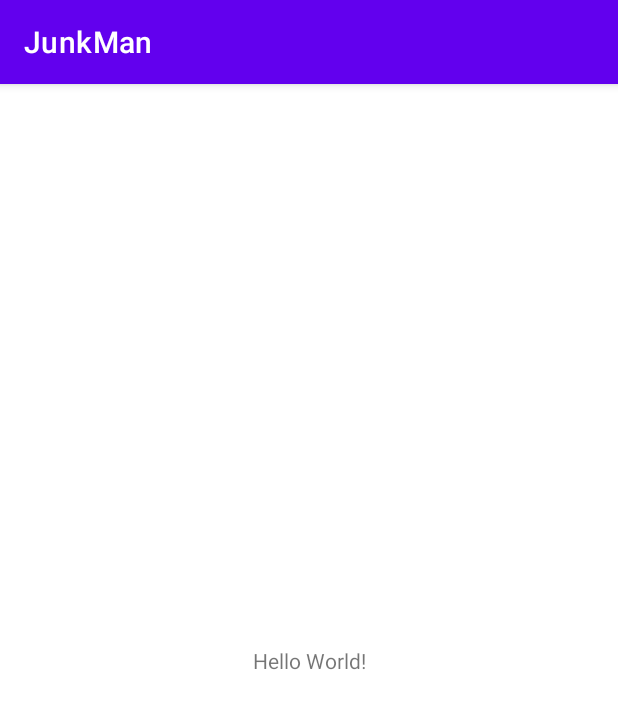
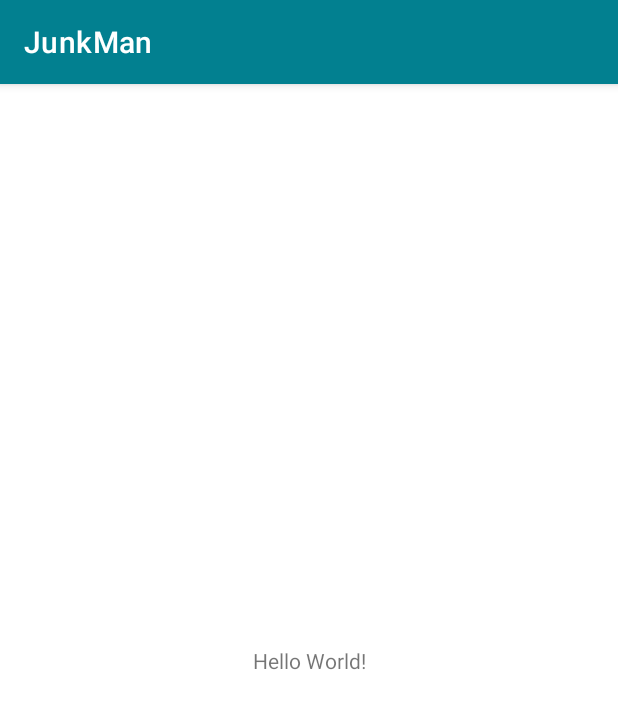
Before and after one commit to lordfarhan/junk-man-android-app, an Android app: the screen it shows after launch (SplashActivity), on a phone screen of 412 x 824 dp. Shown: the top 709 px of the screen. Run offline under Robolectric (Android 15) with nearby library versions, the phone set to English and light mode, and no system bars.

Commit message:
Initial Colors and Themes

```diff
--- a/app/src/main/res/values-night/themes.xml
+++ b/app/src/main/res/values-night/themes.xml
@@ -2,12 +2,12 @@
   <!-- Base application theme. -->
   <style name="Theme.JunkMan" parent="Theme.MaterialComponents.DayNight.DarkActionBar">
     <!-- Primary brand color. -->
-    <item name="colorPrimary">@color/purple_200</item>
-    <item name="colorPrimaryVariant">@color/purple_700</item>
+    <item name="colorPrimary">@color/green_200</item>
+    <item name="colorPrimaryVariant">@color/green_700</item>
     <item name="colorOnPrimary">@color/black</item>
     <!-- Secondary brand color. -->
-    <item name="colorSecondary">@color/teal_200</item>
-    <item name="colorSecondaryVariant">@color/teal_200</item>
+    <item name="colorSecondary">@color/yellow_200</item>
+    <item name="colorSecondaryVariant">@color/yellow_500</item>
     <item name="colorOnSecondary">@color/black</item>
     <!-- Status bar color. -->
     <item name="android:statusBarColor" tools:targetApi="l">?attr/colorPrimaryVariant</item>
--- a/app/src/main/res/values/colors.xml
+++ b/app/src/main/res/values/colors.xml
@@ -1,10 +1,13 @@
 <?xml version="1.0" encoding="utf-8"?>
 <resources>
-  <color name="purple_200">#FFBB86FC</color>
-  <color name="purple_500">#FF6200EE</color>
-  <color name="purple_700">#FF3700B3</color>
-  <color name="teal_200">#FF03DAC5</color>
-  <color name="teal_700">#FF018786</color>
+  <color name="yellow_200">#F0F3BD</color>
+  <color name="yellow_500">#E9D985</color>
+  <color name="yellow_700">#FFC43D</color>
+
+  <color name="green_200">#83C5BE</color>
+  <color name="green_500">#028090</color>
+  <color name="green_700">#05668D</color>
+
   <color name="black">#FF000000</color>
   <color name="white">#FFFFFFFF</color>
 </resources>
--- a/app/src/main/res/values/themes.xml
+++ b/app/src/main/res/values/themes.xml
@@ -2,12 +2,12 @@
   <!-- Base application theme. -->
   <style name="Theme.JunkMan" parent="Theme.MaterialComponents.DayNight.DarkActionBar">
     <!-- Primary brand color. -->
-    <item name="colorPrimary">@color/purple_500</item>
-    <item name="colorPrimaryVariant">@color/purple_700</item>
+    <item name="colorPrimary">@color/green_500</item>
+    <item name="colorPrimaryVariant">@color/green_700</item>
     <item name="colorOnPrimary">@color/white</item>
     <!-- Secondary brand color. -->
-    <item name="colorSecondary">@color/teal_200</item>
-    <item name="colorSecondaryVariant">@color/teal_700</item>
+    <item name="colorSecondary">@color/yellow_200</item>
+    <item name="colorSecondaryVariant">@color/yellow_500</item>
     <item name="colorOnSecondary">@color/black</item>
     <!-- Status bar color. -->
     <item name="android:statusBarColor" tools:targetApi="l">?attr/colorPrimaryVariant</item>
```
